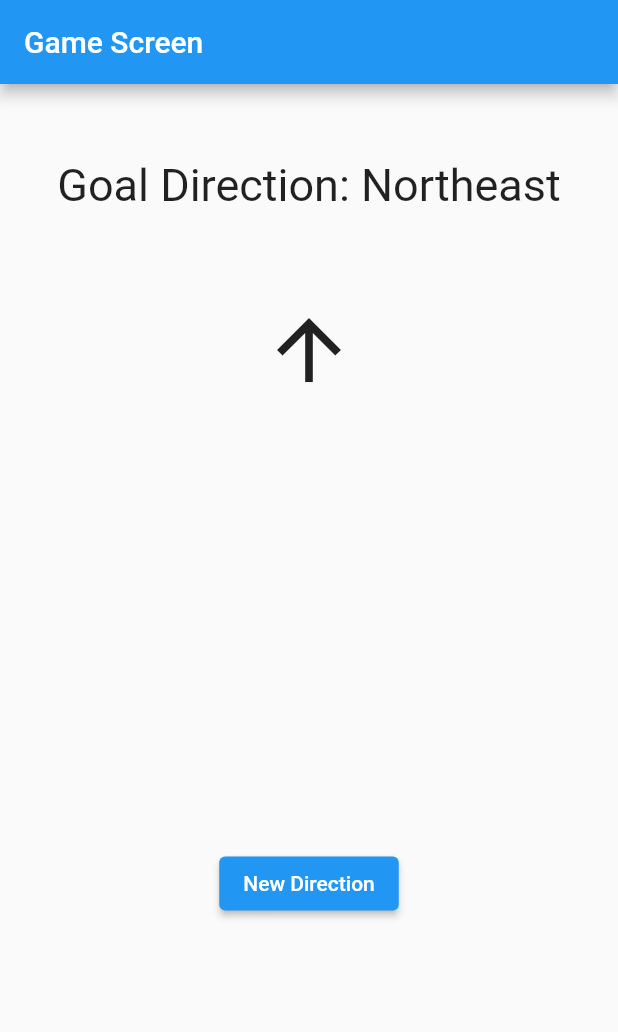
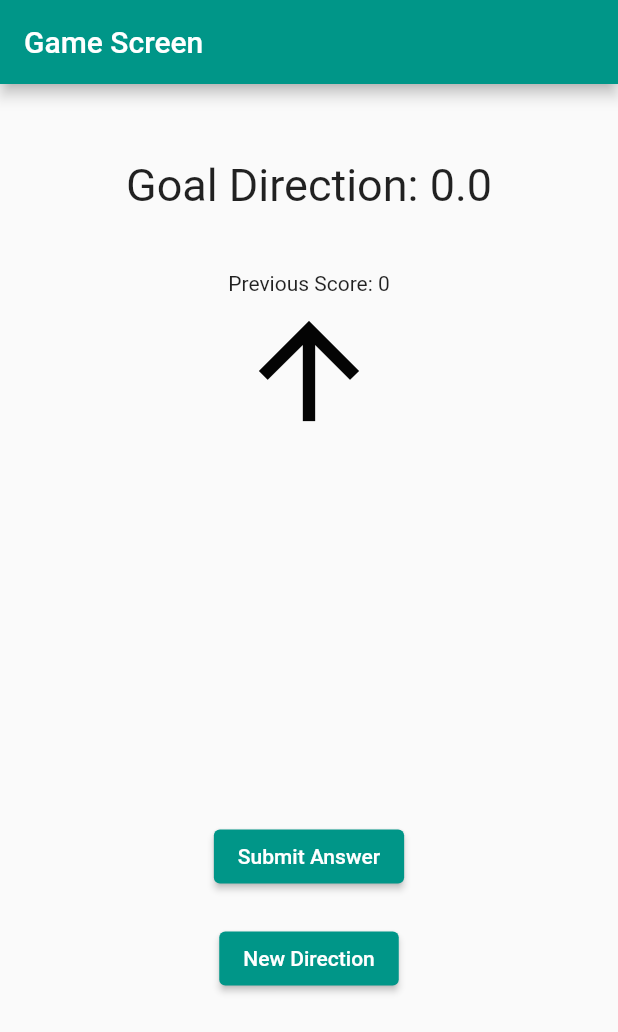
Before and after one commit to ryfuller03/project-3-sensory-overload, a Flutter app: the MyMagnet screen opened directly, after a tap on "New Direction", on a phone screen of 412 x 824 dp. Shown: the top 1032 px of the screen. Run offline on Flutter 3.47's test engine with Material 2 defaults, Android fonts, the phone set to English and light mode, and no system bars; our stand-ins replace sensors_plus.

Commit message:
Screen Done!
I forgot to commit little changes so the entire thing is done now!

```diff
--- a/project_3_sensory_overload/lib/game.dart
+++ b/project_3_sensory_overload/lib/game.dart
@@ -1,7 +1,9 @@
+import 'dart:async';
 import 'dart:math';
 
 import 'package:flutter/material.dart';
 import 'package:sensors_plus/sensors_plus.dart';
+import 'package:flutter/services.dart';
 
 class Item {
   final String directionName;
@@ -26,60 +28,128 @@ class MyMagnet extends StatefulWidget {
 
 class _MyMagnetState extends State<MyMagnet> {
   Item goalDirection = Item("", 0.0);
-  double goalDirectionDegrees = 0.0;
-  double playerDirectionDegrees = 0.0;
+  double correctDirection = 0.0;
+  int score = 0;
+  int previousScore = 0;
+  List<double>? _magnetometerValues;
+  bool orangeArrowVisible = false;
+  final _streamSubscriptions = <StreamSubscription<dynamic>>[];
+  final Color themeColor = Colors.teal;
+
+  _MyMagnetState() {
+    _setRandomDirection();
+  }
 
   void _setRandomDirection() {
+    List directions = [
+      Item("North", 0.0),
+      Item("South", 180.0),
+      Item("East", 90.0),
+      Item("West", 270.0)
+    ];
+    int randomIndex = Random().nextInt(4);
+    goalDirection = directions[randomIndex];
+    orangeArrowVisible = false;
+  }
+
+  void _showSolution() {
+    orangeArrowVisible = true;
     setState(() {
-      List directions = [
-        Item("North", 0.0),
-        Item("South", 180.0),
-        Item("East", 90.0),
-        Item("West", 270.0),
-        Item("Northeast", 45.0),
-        Item("Northwest", 315.0),
-        Item("Southeast", 135.0),
-        Item("Southwest", 225.0)
-      ];
-      int randomIndex = Random().nextInt(8);
-      goalDirection = directions[randomIndex];
+      previousScore = score;
     });
   }
 
-  void _ProcessUserAnswer() {
-    double score = (goalDirectionDegrees - playerDirectionDegrees).abs();
+  void _processUserAnswer(double x, double y) {
+    // math help from Simon Reid on 09/22/2022
+    setState(() {
+      correctDirection = (atan(y / x) + pi + (pi / 2));
+      correctDirection = x < 0
+          ? correctDirection + pi
+          : correctDirection; // makes it positive // converts from radians to degrees
+      double goalDegreesRadians = goalDirection.getDegrees() * (pi / 180);
+      correctDirection = goalDegreesRadians - correctDirection;
+      double scoreCalculation = (correctDirection * (180 / pi)).toInt() % 360;
+      score = scoreCalculation > 180
+          ? (360 - scoreCalculation).toInt()
+          : scoreCalculation.toInt(); // calculates user score
+      // add score to list
+    });
   }
 
   @override
   Widget build(BuildContext context) {
-    _setRandomDirection();
+    final magnetometer =
+        _magnetometerValues?.map((double v) => v.toStringAsFixed(1)).toList();
+
     return Scaffold(
-        appBar: AppBar(title: Text("Game Screen")),
+        appBar:
+            AppBar(title: Text("Game Screen"), backgroundColor: Colors.teal),
         body: Center(
             child: Column(
           children: [
             Padding(
               // Goal Direction Text
               padding: EdgeInsets.only(top: 50.0),
-              child: Text("Goal Direction: ${goalDirection.getName()}",
+              child: Text("Goal Direction: ${goalDirection.getDegrees()}",
                   style: TextStyle(fontSize: 30), textAlign: TextAlign.center),
             ),
-            const Padding(
-                // Arrow that shows your direction
-                padding: EdgeInsets.only(top: 60.0),
-                child: Icon(Icons.arrow_upward, size: 64.0)),
             Padding(
-                padding: EdgeInsets.only(top: 300.0),
+                padding: EdgeInsets.only(top: 40.0),
+                child: Text("Previous Score: ${previousScore}")),
+            Stack(children: [
+              Icon(Icons.arrow_upward, size: 100.0),
+              orangeArrowVisible == false
+                  ? Icon(Icons.arrow_upward, size: 100.0)
+                  : Transform.rotate(
+                      angle: correctDirection,
+                      child: Icon(Icons.arrow_upward,
+                          size: 100.0, color: Colors.orange))
+            ]),
+            Padding(
+                // Submit Answer button
+                padding: EdgeInsets.only(top: 250.0),
+                child: ElevatedButton(
+                    child: Text("Submit Answer"),
+                    onPressed: _showSolution,
+                    style:
+                        ElevatedButton.styleFrom(backgroundColor: themeColor))),
+            Padding(
+                // Gives the player a new direction
+                padding: EdgeInsets.only(top: 20.0),
                 child: ElevatedButton(
                     child: Text("New Direction"),
-                    onPressed: _setRandomDirection))
+                    onPressed: _setRandomDirection,
+                    style:
+                        ElevatedButton.styleFrom(backgroundColor: themeColor)))
           ],
         )));
+  }
+
+  @override
+  void dispose() {
+    SystemChrome.setPreferredOrientations([
+      DeviceOrientation.landscapeLeft,
+      DeviceOrientation.landscapeRight,
+      DeviceOrientation.portraitUp,
+      DeviceOrientation.portraitDown
+    ]);
+    super.dispose();
+  }
+
+  void initState() {
+    super.initState();
+    SystemChrome.setPreferredOrientations(
+        [DeviceOrientation.portraitDown, DeviceOrientation.portraitUp]);
+
+    _streamSubscriptions.add(magnetometerEvents.listen((event) => {
+          setState(() {
+            _magnetometerValues = <double>[event.x, event.y];
+            _processUserAnswer(event.x, event.y);
+          })
+        }));
   }
 }
 
 void main() {
-  runApp(const MaterialApp(title: "Magnet Game", home: MyMagnet()));
+  runApp(MaterialApp(title: "Magnet Game", home: MyMagnet()));
 }
-
-// TODO: add gyroscope implementation and subtraction and stuff
--- a/project_3_sensory_overload/lib/main.dart
+++ b/project_3_sensory_overload/lib/main.dart
@@ -22,7 +22,7 @@ class MyApp extends StatelessWidget {
         // or simply save your changes to "hot reload" in a Flutter IDE).
         // Notice that the counter didn't reset back to zero; the application
         // is not restarted.
-        primarySwatch: Colors.blue,
+        primarySwatch: Colors.teal,
       ),
       home: const MyHomePage(title: 'Flutter Demo Home Page'),
     );
```
Also changed, not shown: 1 other file.
